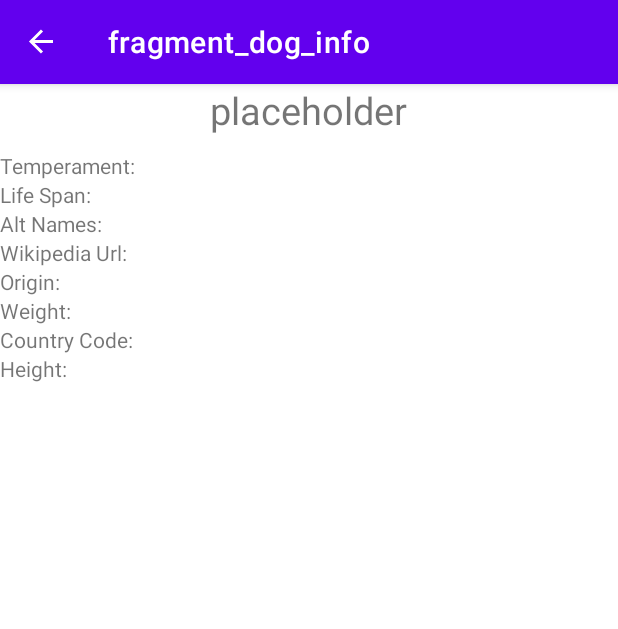
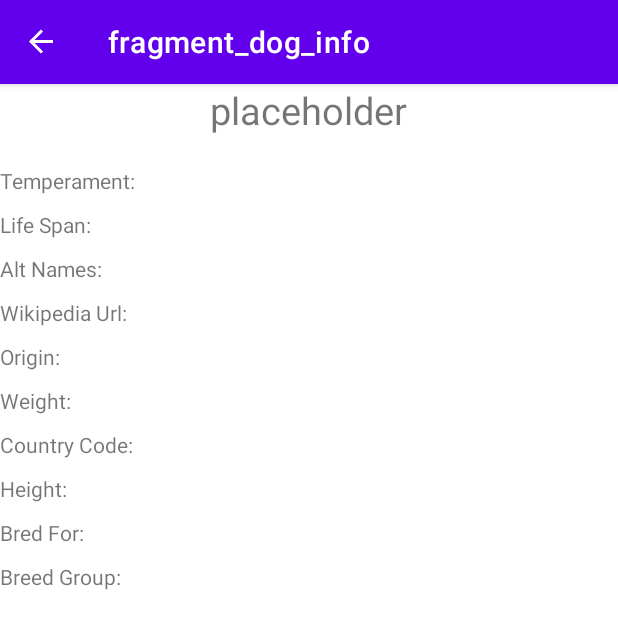
Before and after one commit to samyups1111/Dog_Database_app, an Android app: the DogInfoFragment screen opened through its navigation route, on a phone screen of 412 x 824 dp. Shown: the top 629 px of the screen. Run offline under Robolectric (Android 15) with nearby library versions, the phone set to English and light mode, and no system bars; our stand-ins replace Picasso, data binding, navigation-ui; network calls fail; pictures from the network do not load; 1 statement that could not run was skipped.

Commit message:
Added new RecyclerView

```diff
--- a/app/src/main/java/sam/samyups/api/Api.kt
+++ b/app/src/main/java/sam/samyups/api/Api.kt
@@ -6,5 +6,4 @@ import retrofit2.http.GET
 interface Api {
     @GET("v1/breeds")
     suspend fun getBreeds(): JsonElement
-
 }
--- a/app/src/main/java/sam/samyups/model/Dog.kt
+++ b/app/src/main/java/sam/samyups/model/Dog.kt
@@ -1,14 +1,18 @@
 package sam.samyups.model
 
 data class Dog(
-    val id: String,
-    val name: String,
-    val temperament: String,
-    val life_span: String,
-    val alt_names: String,
-    val wikipedia_url: String,
-    val origin: String,
-    val weight: Any,
-    val country_code: String,
-    val height: Any
+    val id: String = "",
+    val name: String = "",
+    val temperament: String = "",
+    val life_span: String = "",
+    val alt_names: String = "",
+    val wikipedia_url: String = "",
+    val origin: String = "",
+    val weight: Any = "",
+    val country_code: String = "",
+    val height: Any = "",
+    val bred_for: String = "",
+    val breed_group: String = "",
+    val reference_image_id: String = "",
+    val image: Any = ""
 )
--- a/app/src/main/java/sam/samyups/model/Repository.kt
+++ b/app/src/main/java/sam/samyups/model/Repository.kt
@@ -12,13 +12,11 @@ class Repository {
     suspend fun getDogBreed(): List<Dog>? {
 
         val dogType = object : TypeToken<List<Dog>>() {}.type
-
         val dogList = Gson().fromJson<List<Dog>>(RetrofitObject.DogApi.getBreeds(), dogType)
 
         Log.d(TAG, "dogList.size = ${dogList.size}")
         Log.d(TAG, "dogList[0] = ${dogList[0]}")
 
         return dogList
-
     }
 }
--- /dev/null
+++ b/app/src/main/java/sam/samyups/ui/DogInfoAdapter.kt
@@ -0,0 +1,30 @@
+package sam.samyups.ui
+
+import android.view.LayoutInflater
+import android.view.ViewGroup
+import androidx.recyclerview.widget.RecyclerView
+import sam.samyups.R
+import sam.samyups.model.Dog
+
+class DogInfoAdapter: RecyclerView.Adapter<DogInfoViewHolder>() {
+
+    var currentDog = Dog()
+    override fun onCreateViewHolder(parent: ViewGroup, viewType: Int): DogInfoViewHolder {
+        val view = LayoutInflater.from(parent.context).inflate(R.layout.dog_info_recycler_item, parent, false)
+        return DogInfoViewHolder(view)
+    }
+
+    override fun onBindViewHolder(holder: DogInfoViewHolder, position: Int) {
+        holder.bind(currentDog)
+    }
+
+    override fun getItemCount(): Int {
+        return 1
+    }
+
+    fun getCurrentDog(dog: Dog) {
+        currentDog = dog
+    }
+
+
+}
--- a/app/src/main/java/sam/samyups/ui/DogInfoFragment.kt
+++ b/app/src/main/java/sam/samyups/ui/DogInfoFragment.kt
@@ -1,13 +1,14 @@
 package sam.samyups.ui
 
 import android.os.Bundle
-import android.util.Log
 import androidx.fragment.app.Fragment
 import android.view.LayoutInflater
 import android.view.View
 import android.view.ViewGroup
 import androidx.fragment.app.activityViewModels
 import androidx.lifecycle.Observer
+import androidx.recyclerview.widget.LinearLayoutManager
+import com.squareup.picasso.Picasso
 import sam.samyups.databinding.FragmentDogInfoBinding
 import sam.samyups.model.MainViewModel
 import sam.samyups.model.Repository
@@ -21,6 +22,7 @@ class DogInfoFragment : Fragment() {
     private val mainViewModel : MainViewModel by activityViewModels {
         MainViewModel.ViewModelFactory(repository)
     }
+    private val dogInfoAdapter = DogInfoAdapter()
 
     override fun onCreateView(inflater: LayoutInflater, container: ViewGroup?,
                               savedInstanceState: Bundle?): View? {
@@ -35,21 +37,26 @@ class DogInfoFragment : Fragment() {
             viewModel = mainViewModel
         }
         super.onViewCreated(view, savedInstanceState)
+        initRecyclerView()
         initObserver()
     }
 
     private fun initObserver() {
         mainViewModel.currentDog.observe(viewLifecycleOwner, Observer { dog ->
+
             binding?.dogInfoName?.text = dog.name
-            binding?.temperament?.text = dog.temperament
-            binding?.lifespan?.text = dog.life_span
-            binding?.altNames?.text = dog.alt_names
-            binding?.wikipediaUrl?.text = dog.wikipedia_url
-            binding?.origin?.text = dog.origin
-            binding?.weight?.text = dog.weight.toString()
-            binding?.countryCode?.text = dog.country_code
-            binding?.height?.text = dog.height.toString()
+
+            dogInfoAdapter.getCurrentDog(dog)
+
+            Picasso.with(context).load(dog?.image?.toString()?.substringAfterLast("=")?.dropLast(1)).into(binding?.dogInfoPic)
 
         })
     }
+
+    private fun initRecyclerView() {
+        binding?.dogInfoRecycler?.apply {
+            adapter = dogInfoAdapter
+            layoutManager = LinearLayoutManager(context)
+        }
+    }
 }
--- /dev/null
+++ b/app/src/main/java/sam/samyups/ui/DogInfoViewHolder.kt
@@ -0,0 +1,34 @@
+package sam.samyups.ui
+
+import android.view.View
+import android.widget.TextView
+import androidx.recyclerview.widget.RecyclerView
+import sam.samyups.R
+import sam.samyups.model.Dog
+
+class DogInfoViewHolder(view: View): RecyclerView.ViewHolder(view) {
+
+    private val dogNameTextView: TextView = view.findViewById(R.id.temperament)
+    private val dogLifeSpanTextView: TextView = view.findViewById(R.id.lifespan)
+    private val dogAltNamesTextView: TextView = view.findViewById(R.id.alt_names)
+    private val dogWikipediaTextView: TextView = view.findViewById(R.id.wikipedia_url)
+    private val dogOriginTextView: TextView = view.findViewById(R.id.origin)
+    private val dogWeightTextView: TextView = view.findViewById(R.id.weight)
+    private val dogCountryCodeTextView: TextView = view.findViewById(R.id.country_code)
+    private val dogHeightTextView: TextView = view.findViewById(R.id.height)
+    private val dogBredForTextView: TextView = view.findViewById(R.id.bred_for)
+    private val dogBreedGroupTextView: TextView = view.findViewById(R.id.breed_group)
+
+    fun bind(dog: Dog) {
+        dogNameTextView.text = dog.name
+        dogLifeSpanTextView.text = dog.life_span
+        dogAltNamesTextView.text = dog.alt_names
+        dogWikipediaTextView.text = dog.wikipedia_url
+        dogOriginTextView.text = dog.origin
+        dogWeightTextView.text = dog.weight.toString()
+        dogCountryCodeTextView.text = dog.country_code
+        dogHeightTextView.text = dog.height.toString()
+        dogBredForTextView.text = dog.bred_for
+        dogBreedGroupTextView.text = dog.breed_group
+    }
+}
--- a/app/src/main/java/sam/samyups/ui/DogNamesRecyclerViewAdapter.kt
+++ b/app/src/main/java/sam/samyups/ui/DogNamesRecyclerViewAdapter.kt
@@ -6,7 +6,6 @@ import androidx.recyclerview.widget.RecyclerView
 import sam.samyups.R
 import sam.samyups.model.Dog
 import sam.samyups.model.MainViewModel
-import sam.samyups.util.ViewModelInterface
 
 class DogNamesRecyclerViewAdapter(private val mainViewModel: MainViewModel): RecyclerView.Adapter<DogNamesRecyclerViewHolder>() {
 
--- a/app/src/main/java/sam/samyups/ui/DogNamesRecyclerViewHolder.kt
+++ b/app/src/main/java/sam/samyups/ui/DogNamesRecyclerViewHolder.kt
@@ -28,6 +28,7 @@ class DogNamesRecyclerViewHolder(recyclerViewItem: View, mainViewModel: MainView
             viewModelApi.setDog(dog)
             Log.d(TAG, "dog.name = ${dog.name}")
             Log.d(TAG, "viewModelApi.currentDog = ${viewModelApi.currentDog.value?.name}")
+            Log.d(TAG, dog?.image?.toString()?.substringAfterLast("=")?.dropLast(1))
 
         }
     }
--- a/app/src/main/java/sam/samyups/util/ViewModelInterface.kt
+++ /dev/null
@@ -1,8 +0,0 @@
-package sam.samyups.util
-
-import sam.samyups.model.Dog
-
-interface ViewModelInterface {
-    fun saveDogName(dog: Dog) {
-    }
-}
--- /dev/null
+++ b/app/src/main/res/layout/dog_info_recycler_item.xml
@@ -0,0 +1,207 @@
+<?xml version="1.0" encoding="utf-8"?>
+<LinearLayout xmlns:android="http://schemas.android.com/apk/res/android"
+    android:layout_width="match_parent"
+    android:orientation="vertical"
+    android:layout_height="wrap_content">
+
+    <LinearLayout
+        android:layout_width="wrap_content"
+        android:layout_height="wrap_content"
+        android:layout_marginBottom="10dp"
+        android:orientation="horizontal">
+
+        <TextView
+            android:id="@+id/dog_info_temperament"
+            android:layout_width="match_parent"
+            android:layout_height="match_parent"
+            android:text="Temperament: " />
+
+        <TextView
+            android:id="@+id/temperament"
+            android:layout_width="match_parent"
+            android:layout_height="match_parent"
+            android:text="" />
+
+    </LinearLayout>
+
+    <LinearLayout
+        android:layout_width="wrap_content"
+        android:layout_height="wrap_content"
+        android:layout_marginBottom="10dp"
+        android:orientation="horizontal">
+
+        <TextView
+            android:id="@+id/dog_info_lifespan"
+            android:layout_width="match_parent"
+            android:layout_height="match_parent"
+            android:text="Life Span: " />
+
+        <TextView
+            android:id="@+id/lifespan"
+            android:layout_width="match_parent"
+            android:layout_height="match_parent"
+            android:text="" />
+
+    </LinearLayout>
+
+    <LinearLayout
+        android:layout_width="wrap_content"
+        android:layout_height="wrap_content"
+        android:layout_marginBottom="10dp"
+        android:orientation="horizontal">
+
+        <TextView
+            android:id="@+id/dog_info_alt_names"
+            android:layout_width="match_parent"
+            android:layout_height="match_parent"
+            android:text="Alt Names: " />
+
+        <TextView
+            android:id="@+id/alt_names"
+            android:layout_width="match_parent"
+            android:layout_height="match_parent"
+            android:text="" />
+
+    </LinearLayout>
+
+    <LinearLayout
+        android:layout_width="wrap_content"
+        android:layout_height="wrap_content"
+        android:layout_marginBottom="10dp"
+        android:orientation="horizontal">
+
+        <TextView
+            android:id="@+id/dog_info_wikipedia_url"
+            android:layout_width="match_parent"
+            android:layout_height="match_parent"
+            android:text="Wikipedia Url: " />
+
+        <TextView
+            android:id="@+id/wikipedia_url"
+            android:layout_width="match_parent"
+            android:layout_height="match_parent"
+            android:text="" />
+
+    </LinearLayout>
+
+    <LinearLayout
+        android:layout_width="wrap_content"
+        android:layout_height="wrap_content"
+        android:layout_marginBottom="10dp"
+        android:orientation="horizontal">
+
+        <TextView
+            android:id="@+id/dog_info_origin"
+            android:layout_width="match_parent"
+            android:layout_height="match_parent"
+            android:text="Origin: " />
+
+        <TextView
+            android:id="@+id/origin"
+            android:layout_width="match_parent"
+            android:layout_height="match_parent"
+            android:text="" />
+
+    </LinearLayout>
+
+    <LinearLayout
+        android:layout_width="wrap_content"
+        android:layout_height="wrap_content"
+        android:layout_marginBottom="10dp"
+        android:orientation="horizontal">
+
+        <TextView
+            android:id="@+id/dog_info_weight"
+            android:layout_width="match_parent"
+            android:layout_height="match_parent"
+            android:text="Weight: " />
+
+        <TextView
+            android:id="@+id/weight"
+            android:layout_width="match_parent"
+            android:layout_height="match_parent"
+            android:text="" />
+
+    </LinearLayout>
+
+    <LinearLayout
+        android:layout_width="wrap_content"
+        android:layout_height="wrap_content"
+        android:layout_marginBottom="10dp"
+        android:orientation="horizontal">
+
+        <TextView
+            android:id="@+id/dog_info_country_code"
+            android:layout_width="match_parent"
+            android:layout_height="match_parent"
+            android:text="Country Code: " />
+
+        <TextView
+            android:id="@+id/country_code"
+            android:layout_width="match_parent"
+            android:layout_height="match_parent"
+            android:text="" />
+
+    </LinearLayout>
+
+    <LinearLayout
+        android:layout_width="wrap_content"
+        android:layout_height="wrap_content"
+        android:layout_marginBottom="10dp"
+        android:orientation="horizontal">
+
+        <TextView
+            android:id="@+id/dog_info_height"
+            android:layout_width="match_parent"
+            android:layout_height="match_parent"
+            android:text="Height: " />
+
+        <TextView
+            android:id="@+id/height"
+            android:layout_width="match_parent"
+            android:layout_height="match_parent"
+            android:text="" />
+
+    </LinearLayout>
+
+    <LinearLayout
+        android:layout_width="wrap_content"
+        android:layout_height="wrap_content"
+        android:layout_marginBottom="10dp"
+        android:orientation="horizontal">
+
+        <TextView
+            android:id="@+id/dog_info_bred_for"
+            android:layout_width="match_parent"
+            android:layout_height="match_parent"
+            android:text="Bred For: " />
+
+        <TextView
+            android:id="@+id/bred_for"
+            android:layout_width="match_parent"
+            android:layout_height="match_parent"
+            android:text="" />
+
+    </LinearLayout>
+
+    <LinearLayout
+        android:layout_width="wrap_content"
+        android:layout_height="wrap_content"
+        android:layout_marginBottom="10dp"
+        android:orientation="horizontal">
+
+        <TextView
+            android:id="@+id/dog_info_breed_group"
+            android:layout_width="match_parent"
+            android:layout_height="match_parent"
+            android:text="Breed Group: " />
+
+        <TextView
+            android:id="@+id/breed_group"
+            android:layout_width="match_parent"
+            android:layout_height="match_parent"
+            android:text="" />
+
+    </LinearLayout>
+
+</LinearLayout>
--- a/app/src/main/res/layout/fragment_dog_info.xml
+++ b/app/src/main/res/layout/fragment_dog_info.xml
@@ -32,156 +32,21 @@
         <LinearLayout
             android:layout_width="wrap_content"
             android:layout_height="wrap_content"
+            android:layout_gravity="center"
+            android:layout_marginBottom="10dp"
             android:orientation="horizontal">
 
-            <TextView
-                android:id="@+id/dog_info_temperament"
+            <ImageView
+                android:id="@+id/dog_info_pic"
                 android:layout_width="match_parent"
-                android:layout_height="match_parent"
-                android:text="Temperament: " />
-
-            <TextView
-                android:id="@+id/temperament"
-                android:layout_width="match_parent"
-                android:layout_height="match_parent"
-                android:text="" />
+                android:layout_height="match_parent" />
 
         </LinearLayout>
 
-        <LinearLayout
+        <androidx.recyclerview.widget.RecyclerView
+            android:id="@+id/dog_info_recycler"
             android:layout_width="wrap_content"
-            android:layout_height="wrap_content"
-            android:orientation="horizontal">
-
-            <TextView
-                android:id="@+id/dog_info_lifespan"
-                android:layout_width="match_parent"
-                android:layout_height="match_parent"
-                android:text="Life Span: " />
-
-            <TextView
-                android:id="@+id/lifespan"
-                android:layout_width="match_parent"
-                android:layout_height="match_parent"
-                android:text="" />
-
-        </LinearLayout>
-
-        <LinearLayout
-            android:layout_width="wrap_content"
-            android:layout_height="wrap_content"
-            android:orientation="horizontal">
-
-            <TextView
-                android:id="@+id/dog_info_alt_names"
-                android:layout_width="match_parent"
-                android:layout_height="match_parent"
-                android:text="Alt Names: " />
-
-            <TextView
-                android:id="@+id/alt_names"
-                android:layout_width="match_parent"
-                android:layout_height="match_parent"
-                android:text="" />
-
-        </LinearLayout>
-
-        <LinearLayout
-            android:layout_width="wrap_content"
-            android:layout_height="wrap_content"
-            android:orientation="horizontal">
-
-            <TextView
-                android:id="@+id/dog_info_wikipedia_url"
-                android:layout_width="match_parent"
-                android:layout_height="match_parent"
-                android:text="Wikipedia Url: " />
-
-            <TextView
-                android:id="@+id/wikipedia_url"
-                android:layout_width="match_parent"
-                android:layout_height="match_parent"
-                android:text="" />
-
-        </LinearLayout>
-
-        <LinearLayout
-            android:layout_width="wrap_content"
-            android:layout_height="wrap_content"
-            android:orientation="horizontal">
-
-            <TextView
-                android:id="@+id/dog_info_origin"
-                android:layout_width="match_parent"
-                android:layout_height="match_parent"
-                android:text="Origin: " />
-
-            <TextView
-                android:id="@+id/origin"
-                android:layout_width="match_parent"
-                android:layout_height="match_parent"
-                android:text="" />
-
-        </LinearLayout>
-
-        <LinearLayout
-            android:layout_width="wrap_content"
-            android:layout_height="wrap_content"
-            android:orientation="horizontal">
-
-            <TextView
-                android:id="@+id/dog_info_weight"
-                android:layout_width="match_parent"
-                android:layout_height="match_parent"
-                android:text="Weight: " />
-
-            <TextView
-                android:id="@+id/weight"
-                android:layout_width="match_parent"
-                android:layout_height="match_parent"
-                android:text="" />
-
-        </LinearLayout>
-
-        <LinearLayout
-            android:layout_width="wrap_content"
-            android:layout_height="wrap_content"
-            android:orientation="horizontal">
-
-            <TextView
-                android:id="@+id/dog_info_country_code"
-                android:layout_width="match_parent"
-                android:layout_height="match_parent"
-                android:text="Country Code: " />
-
-            <TextView
-                android:id="@+id/country_code"
-                android:layout_width="match_parent"
-                android:layout_height="match_parent"
-                android:text="" />
-
-        </LinearLayout>
-
-        <LinearLayout
-            android:layout_width="wrap_content"
-            android:layout_height="wrap_content"
-            android:orientation="horizontal">
-
-            <TextView
-                android:id="@+id/dog_info_height"
-                android:layout_width="match_parent"
-                android:layout_height="match_parent"
-                android:text="Height: " />
-
-            <TextView
-                android:id="@+id/height"
-                android:layout_width="match_parent"
-                android:layout_height="match_parent"
-                android:text="" />
-
-        </LinearLayout>
-
-
+            android:layout_height="wrap_content"/>
 
     </LinearLayout>
 </layout>
--- a/app/src/main/res/layout/recycler_item.xml
+++ b/app/src/main/res/layout/recycler_item.xml
@@ -7,6 +7,7 @@
             type="sam.samyups.model.MainViewModel" />
     </data>
     <LinearLayout xmlns:android="http://schemas.android.com/apk/res/android"
+        android:layout_marginBottom="10dp"
         android:layout_width="match_parent"
         android:layout_height="wrap_content">
 
```
Also changed, not shown: app/build.gradle (+8 -1 lines).
